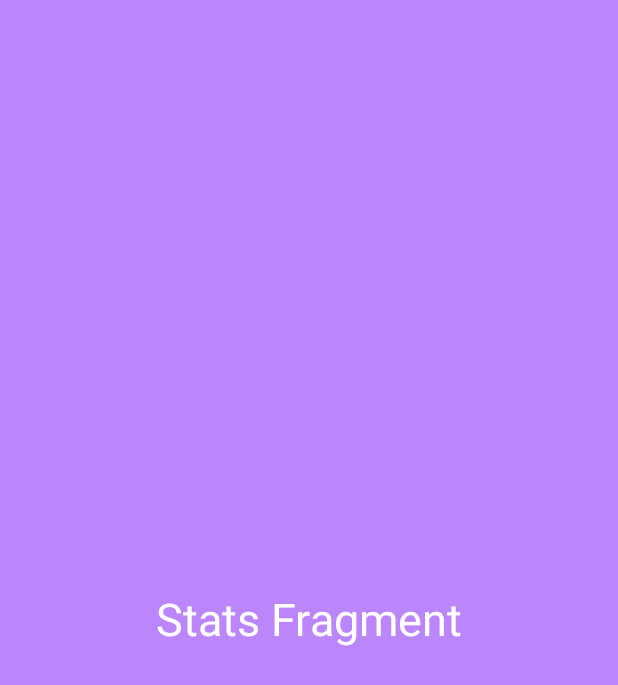
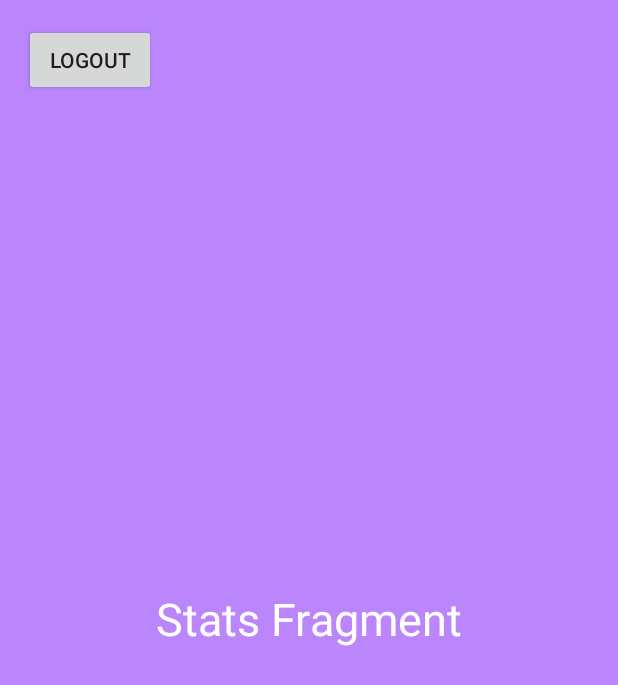
Before and after one commit to timlam9/CaptureTheFlag, an Android app built with Jetpack Compose: the fragment StatsFragment shown on its own in the app's theme, on a phone screen of 412 x 824 dp. Shown: the top 685 px of the screen. Run offline under Robolectric (Android 15) with nearby library versions, the phone set to English and light mode, and no system bars; our stand-ins replace Dagger/Hilt's generated code.

Commit message:
Move logout button to stats fragment

```diff
--- a/app/src/main/java/com/lamti/capturetheflag/presentation/ui/activity/MainActivity.kt
+++ b/app/src/main/java/com/lamti/capturetheflag/presentation/ui/activity/MainActivity.kt
@@ -74,11 +74,6 @@ class MainActivity : AppCompatActivity() {
     }
 
     private fun setupUI() = with(binding) {
-        logoutButton.setOnClickListener {
-            viewModel.onLogoutClicked()
-            startActivity(Intent(this@MainActivity, LoginActivity::class.java))
-            finish()
-        }
         bottomView.setContent {
             BottomNavigationView(
                 onStatsClicked = { viewModel.onStatsClicked() },
--- a/app/src/main/java/com/lamti/capturetheflag/presentation/ui/activity/MainViewModel.kt
+++ b/app/src/main/java/com/lamti/capturetheflag/presentation/ui/activity/MainViewModel.kt
@@ -35,8 +35,4 @@ class MainViewModel @Inject constructor(
         _currentScreen.update { Screen.Chat }
     }
 
-    fun onLogoutClicked() {
-        authenticationRepository.logout()
-    }
-
 }
--- a/app/src/main/java/com/lamti/capturetheflag/presentation/ui/fragments/stats/StatsFragment.kt
+++ b/app/src/main/java/com/lamti/capturetheflag/presentation/ui/fragments/stats/StatsFragment.kt
@@ -1,6 +1,35 @@
 package com.lamti.capturetheflag.presentation.ui.fragments.stats
 
+import android.content.Intent
+import android.os.Bundle
+import android.view.View
 import androidx.fragment.app.Fragment
+import androidx.fragment.app.viewModels
 import com.lamti.capturetheflag.R
+import com.lamti.capturetheflag.databinding.FragmentStatsBinding
+import com.lamti.capturetheflag.presentation.ui.login.LoginActivity
+import dagger.hilt.android.AndroidEntryPoint
+import kotlinx.coroutines.ExperimentalCoroutinesApi
+import kotlinx.coroutines.InternalCoroutinesApi
+import javax.inject.Inject
 
-class StatsFragment: Fragment(R.layout.fragment_stats)
+@ExperimentalCoroutinesApi
+@InternalCoroutinesApi
+@AndroidEntryPoint
+class StatsFragment: Fragment(R.layout.fragment_stats) {
+
+    private val viewModel: StatsViewModel by viewModels()
+    private var binding: FragmentStatsBinding? = null
+
+    override fun onViewCreated(view: View, savedInstanceState: Bundle?) {
+        super.onViewCreated(view, savedInstanceState)
+        binding = FragmentStatsBinding.bind(view)
+
+        binding?.logoutButton?.setOnClickListener {
+            viewModel.onLogoutButtonClicked()
+            startActivity(Intent(requireContext(), LoginActivity::class.java))
+            requireActivity().finish()
+        }
+    }
+
+}
--- a/app/src/main/res/layout/fragment_stats.xml
+++ b/app/src/main/res/layout/fragment_stats.xml
@@ -4,6 +4,16 @@
     android:layout_width="match_parent"
     android:layout_height="match_parent"
     android:background="@color/purple_200">
+
+    <androidx.appcompat.widget.AppCompatButton
+        android:id="@+id/logoutButton"
+        android:layout_width="wrap_content"
+        android:layout_height="wrap_content"
+        android:layout_margin="16dp"
+        android:padding="10dp"
+        android:text="@string/logout"
+        app:layout_constraintStart_toStartOf="parent"
+        app:layout_constraintTop_toTopOf="parent" />
 
     <TextView
         android:layout_width="wrap_content"
--- a/app/src/main/res/values/strings.xml
+++ b/app/src/main/res/values/strings.xml
@@ -7,5 +7,5 @@
     <string name="please_turn_on_gps">Please turn on GPS</string>
     <string name="ok">OK</string>
     <string name="title_activity_login">LoginActivity</string>
-    <string name="log_out">log out</string>
+    <string name="logout">logout</string>
 </resources>
```
Also changed, not shown: app/src/main/java/com/lamti/capturetheflag/presentation/ui/fragments/stats/StatsViewModel.kt (added, +15 -0 lines), app/src/main/res/layout/activity_main.xml (+0 -11 lines).
